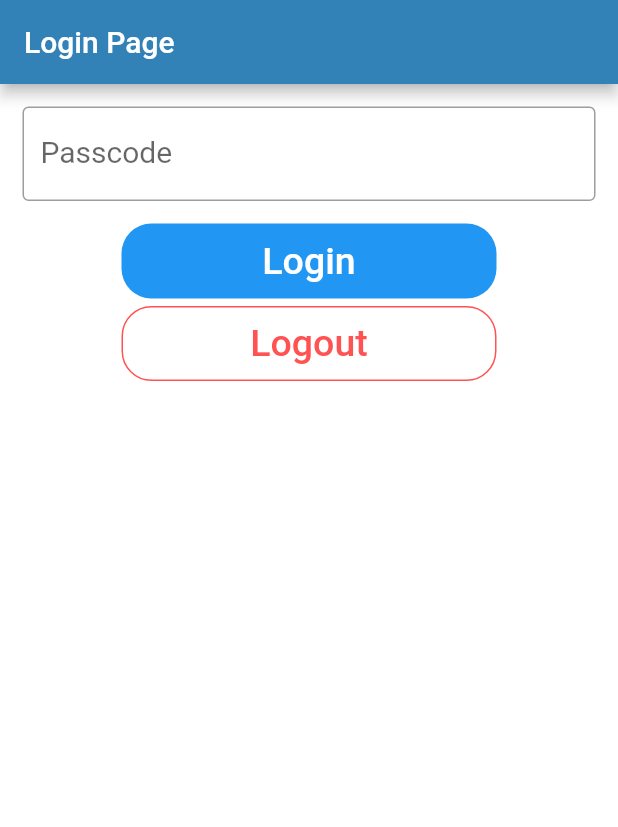
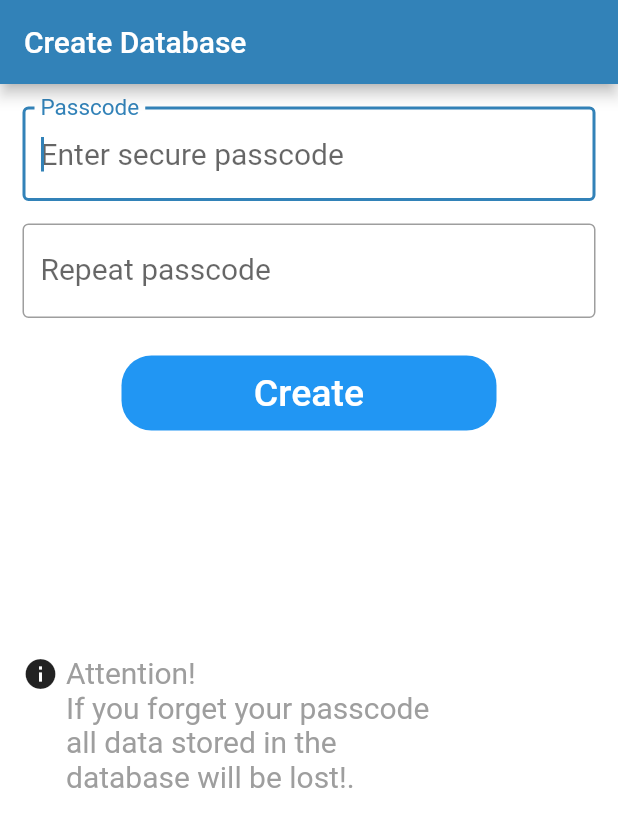
Before and after one commit to budgetiser/budgetiser, a Flutter app: the screen it shows after launch, on a phone screen of 412 x 824 dp. Shown: the top 827 px of the screen. Run offline on Flutter 3.47's test engine with Material 2 defaults, Android fonts, the light colour scheme and no system bars; our stand-ins replace flutter_colorpicker, flutter_markdown, jiffy, percent_indicator, sqflite_sqlcipher; accounts and stored records are empty.

Commit message:
added possibility to create a database

```diff
--- a/budgetiser/lib/db/database.dart
+++ b/budgetiser/lib/db/database.dart
@@ -15,16 +15,22 @@ import 'package:sqflite_sqlcipher/sqflite.dart';
 class DatabaseHelper {
   DatabaseHelper._privateConstructor();
 
-  static const databaseName = 'budgetiser_secure2.db';
+  static const databaseName = 'budgetiser.db';
   static final DatabaseHelper instance = DatabaseHelper._privateConstructor();
   static Database? _database;
-  static int? _passcode;
+  static String? _passcode;
 
   Future<Database> get database async =>
     _database ??= await initializeDatabase();
 
-  Future<int> login(int value) async{
-    _passcode = value;
+  Future<int> login(String passCode) async{
+    _passcode = passCode;
+    _database = await initializeDatabase();
+    return _database != null ? (_database!.isOpen ? 1: 0) : 0;
+  }
+
+  Future<int> createDatabase(String passCode) async{
+    _passcode = passCode;
     _database = await initializeDatabase();
     return _database != null ? (_database!.isOpen ? 1: 0) : 0;
   }
@@ -34,7 +40,6 @@ class DatabaseHelper {
     if(db.isOpen){
       db.close();
     }
-    print('logout');
   }
 
   _onCreate(Database db, int version) async {
@@ -238,7 +243,7 @@ CREATE TABLE IF NOT EXISTS transactionToAccount(
       return await openDatabase(
         join(databasesPath, databaseName),
         version: 1,
-        password: _passcode != null && _passcode.toString() != '' ? _passcode.toString() : '12345',
+        password: _passcode != null && _passcode != '' ? _passcode : '1234',
         onCreate: _onCreate,
         onUpgrade: (db, oldVersion, newVersion) async {
           _dropTables(db);
@@ -250,7 +255,7 @@ CREATE TABLE IF NOT EXISTS transactionToAccount(
         },
       );
     } catch (e){
-      print("----------" + e.toString());
+      print("" + e.toString());
     }
   }
 
--- a/budgetiser/lib/main.dart
+++ b/budgetiser/lib/main.dart
@@ -1,6 +1,11 @@
+import 'dart:io';
+
 import 'package:budgetiser/routes.dart';
+import 'package:budgetiser/screens/createDBScreen.dart';
 import 'package:budgetiser/screens/login.dart';
 import 'package:flutter/material.dart';
+import 'package:sqflite_sqlcipher/sqflite.dart';
+import 'package:path/path.dart';
 
 import 'config/themes/themes.dart';
 
@@ -18,8 +23,25 @@ class MyApp extends StatelessWidget {
       themeMode: ThemeMode.system,
       theme: MyThemes.lightTheme,
       darkTheme: MyThemes.darkTheme,
-      home: LoginScreen(),
+      home: FutureBuilder(
+        future: checkForDatabaseExists(),
+        builder: (BuildContext context, snapshot) {
+          if(snapshot.hasData){
+            if(snapshot.data == true){
+              return LoginScreen();
+            }else {
+              return CreateDatabaseScreen();
+            }
+          }
+          return Container();
+        },
+      ),
       routes: routes,
     );
   }
+
+  Future<bool> checkForDatabaseExists() async {
+    var databasesPath = await getDatabasesPath();
+    return File(join(databasesPath, 'budgetiser.db')).existsSync();
+  }
 }
--- /dev/null
+++ b/budgetiser/lib/screens/createDBScreen.dart
@@ -0,0 +1,145 @@
+import 'package:budgetiser/db/database.dart';
+import 'package:flutter/material.dart';
+
+import 'homeScreen.dart';
+
+class CreateDatabaseScreen extends StatelessWidget {
+  CreateDatabaseScreen({Key? key}) : super(key: key);
+  final _passcodeController = TextEditingController();
+  final _repeatPasscodeController = TextEditingController();
+  final _formKey = GlobalKey<FormState>();
+  final _passKey = GlobalKey<FormFieldState>();
+
+  @override
+  Widget build(BuildContext context) {
+    return Scaffold(
+      appBar: AppBar(
+        title: const Text("Create Database"),
+      ),
+      body: Form(
+        key: _formKey,
+        child: SingleChildScrollView(
+          child: Column(
+            mainAxisAlignment: MainAxisAlignment.center,
+            crossAxisAlignment: CrossAxisAlignment.center,
+            children: <Widget>[
+              Padding(
+                padding: const EdgeInsets.only(
+                    left: 15.0, right: 15.0, top: 15, bottom: 0),
+                //padding: EdgeInsets.symmetric(horizontal: 15),
+                child: TextFormField(
+                  key: _passKey,
+                  autofocus: true,
+                  controller: _passcodeController,
+                  obscureText: true,
+                  validator: (data) {
+                    if (data!.isEmpty || data.length < 4) {
+                      return "Passcode must have at least 4 characters";
+                    }
+                    try {
+                      int.parse(data);
+                    } catch (e) {
+                      return "Please enter a valid passcode";
+                    }
+                    return null;
+                  },
+                  obscuringCharacter: "*",
+                  keyboardType:
+                      const TextInputType.numberWithOptions(decimal: false),
+                  decoration: const InputDecoration(
+                      border: OutlineInputBorder(),
+                      labelText: 'Passcode',
+                      hintText: 'Enter secure passcode'),
+                ),
+              ),
+              Padding(
+                padding: const EdgeInsets.only(
+                    left: 15.0, right: 15.0, top: 15, bottom: 0),
+                //padding: EdgeInsets.symmetric(horizontal: 15),
+                child: TextFormField(
+                  autofocus: true,
+                  controller: _repeatPasscodeController,
+                  obscureText: true,
+                  validator: (data) {
+                    if (data!.isEmpty) {
+                      return "Please repeat the passcode";
+                    }
+                    try {
+                      int.parse(data);
+                      return data == _passKey.currentState!.value
+                          ? null
+                          : "Repeated Passcode should match passcode";
+                    } catch (e) {
+                      return "Please enter a valid passcode";
+                    }
+                  },
+                  obscuringCharacter: "*",
+                  keyboardType:
+                      const TextInputType.numberWithOptions(decimal: false),
+                  decoration: const InputDecoration(
+                      border: OutlineInputBorder(),
+                      labelText: 'Repeat passcode',
+                      hintText: 'Repeat secure passcode'),
+                ),
+              ),
+              SizedBox(
+                height: 25,
+              ),
+              Container(
+                height: 50,
+                width: 250,
+                decoration: BoxDecoration(
+                    color: Colors.blue,
+                    borderRadius: BorderRadius.circular(20)),
+                child: TextButton(
+                  onPressed: () async {
+                    if (_formKey.currentState!.validate() == true) {
+                      int verify = await DatabaseHelper.instance
+                          .createDatabase(_passcodeController.text);
+                      if (verify == 1) {
+                        Navigator.pushReplacement(context,
+                            MaterialPageRoute(builder: (_) => const Home()));
+                      }
+                    }
+                  },
+                  child: const Text(
+                    'Create',
+                    style: TextStyle(color: Colors.white, fontSize: 25),
+                  ),
+                ),
+              ),
+              SizedBox(
+                height: 5,
+              ),
+              const SizedBox(
+                height: 130,
+              ),
+              Padding(
+                padding: const EdgeInsets.only(
+                    left: 15.0, right: 15.0, top: 15, bottom: 0),
+                //padding: EdgeInsets.symmetric(horizontal: 15),
+                child: Row(
+                  crossAxisAlignment: CrossAxisAlignment.start,
+                  children: [
+                    Icon(Icons.info),
+                    SizedBox(
+                      width: 5,
+                    ),
+                    Container(
+                      width: 250,
+                      child: Text(
+                        "Attention!\nIf you forget your passcode all data stored in the database will be lost!.",
+                        style: TextStyle(color: Colors.grey),
+                        overflow: TextOverflow.clip,
+                      ),
+                    ),
+                  ],
+                ),
+              ),
+            ],
+          ),
+        ),
+      ),
+    );
+  }
+}
--- a/budgetiser/lib/screens/login.dart
+++ b/budgetiser/lib/screens/login.dart
@@ -9,7 +9,7 @@ class LoginScreen extends StatelessWidget {
 
   @override
   Widget build(BuildContext context) {
-    print(context);
+    DatabaseHelper.instance.logout();
     return Scaffold(
       appBar: AppBar(
         title: const Text("Login Page"),
@@ -26,6 +26,7 @@ class LoginScreen extends StatelessWidget {
                 const EdgeInsets.only(left: 15.0, right: 15.0, top: 15, bottom: 0),
                 //padding: EdgeInsets.symmetric(horizontal: 15),
                 child: TextFormField(
+                  autofocus: true,
                   controller: _passcodeController,
                   obscureText: true,
                   validator: (data) {
@@ -59,7 +60,7 @@ class LoginScreen extends StatelessWidget {
                 child: TextButton(
                   onPressed: () async {
                     if(_formKey.currentState!.validate() == true){
-                      int verify = await DatabaseHelper.instance.login(int.parse(_passcodeController.text));
+                      int verify = await DatabaseHelper.instance.login(_passcodeController.text);
                       if(verify == 1){
                         Navigator.pushReplacement(
                             context, MaterialPageRoute(builder: (_) => Home()));
@@ -77,21 +78,6 @@ class LoginScreen extends StatelessWidget {
               SizedBox(
                 height: 5,
               ),
-              Container(
-                height: 50,
-                width: 250,
-                decoration: BoxDecoration(
-                    color: Colors.transparent, borderRadius: BorderRadius.circular(20), border: Border.all(color: Colors.redAccent)),
-                child: TextButton(
-                  onPressed: () {
-                    DatabaseHelper.instance.logout();
-                  },
-                  child: const Text(
-                    'Logout',
-                    style: TextStyle(color: Colors.redAccent, fontSize: 25),
-                  ),
-                ),
-              ),
               const SizedBox(
                 height: 130,
               ),
```
